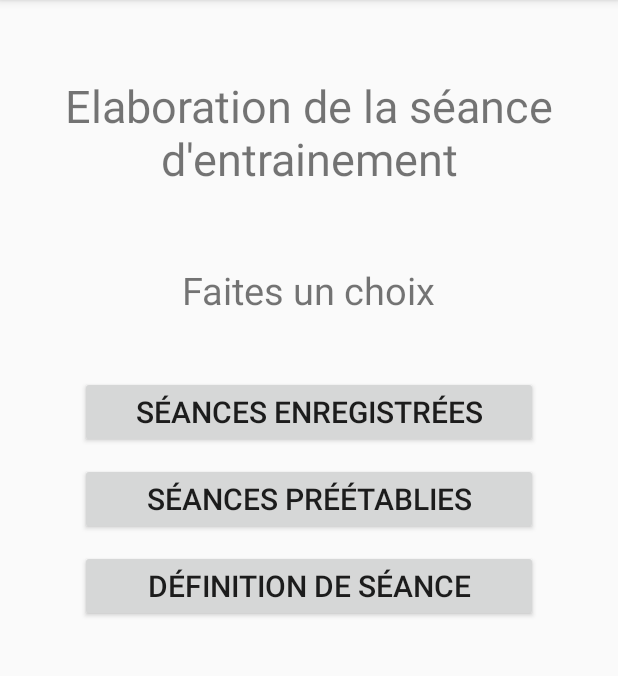
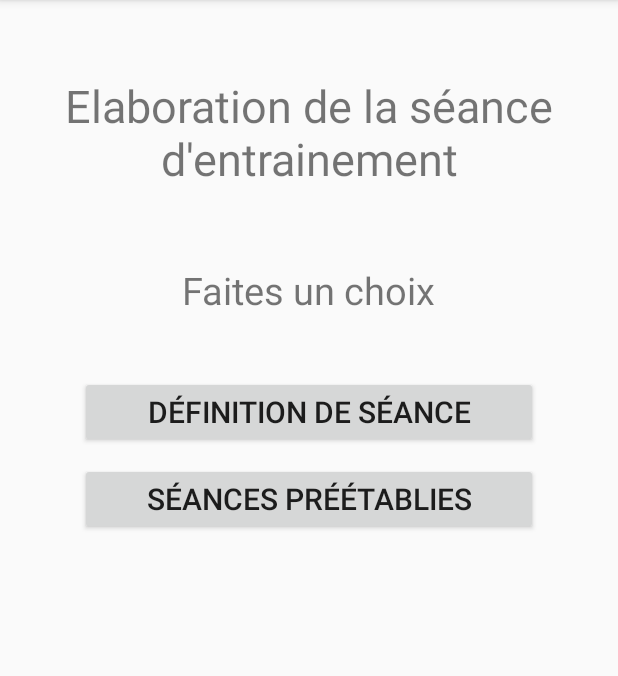
Before and after one commit to AlexandreLaurac/EFHI, an Android app: the screen it shows after launch (ChoixSeanceMenuActivity), after a tap on "COMMENCER", on a phone screen of 412 x 824 dp, the part 84-760 px from its top. Run offline under Robolectric (Android 15) with nearby library versions, the phone set to English and light mode, and no system bars; our stand-ins replace Room's generated code.

Commit message:
Commit de modification de la page de menu pour cacher les boutons de séances enregistrées ou de dernière séance si pas de données en base

```diff
--- a/app/src/main/java/com/example/efhi/Activites/ChoixSeanceMenuActivity.java
+++ b/app/src/main/java/com/example/efhi/Activites/ChoixSeanceMenuActivity.java
@@ -29,53 +29,62 @@ public class ChoixSeanceMenuActivity extends AppCompatActivity {
 
     // Attributs
     private DatabaseClient cbdd ;
-    private Button boutonDerniereSeance ;
     private Seance derniereSeance ;
+    private boolean existSeancesEnregistrees ;
+
 
     @Override
     protected void onCreate (Bundle savedInstanceState) {
         super.onCreate(savedInstanceState) ;
         setContentView (R.layout.activity_choix_seance_menu) ;
 
-        // Récupération du bouton "dernière séance"
-        boutonDerniereSeance = findViewById (R.id.activity_choix_seance_menu_bouton_derniere_seance) ;
+        // Existence de séances enregistrées ou non
+        existSeancesEnregistrees = false ;
 
         // Récupération de l'instance du Databaseclient
         cbdd = DatabaseClient.getInstance(getApplicationContext()) ;
 
         // Vérification de l'existence d'un enregistrement de la précédente séance
-        verifLastExists() ;
+        verifExistenceSeances() ;
     }
 
 
-    private void verifLastExists() {
+    private void verifExistenceSeances() {
 
-        // Classe asynchrone permettant de récupérer la dernière séance, si elle existe, et d'afficher le bouton de l'activité associée
+        // Classe asynchrone permettant de récupérer les séances enregistrées par l'utilisateur et la dernière séance, si elles existent, et d'afficher le bouton des activités associées
         class GetLast extends AsyncTask<Void, Void, List<Seance>> {
 
             @Override
             protected List<Seance> doInBackground (Void... voids) {
+
+                // Séances enregistrées par l'utilisateur
+                List<Seance> seancesEnregistrees = cbdd.getAppDatabase().seanceDao().getCategorie("utilisateur") ;
+                if (seancesEnregistrees.size() > 0) {
+                    existSeancesEnregistrees = true ;
+                }
+
+                // Dernière séance
                 List<Seance> lasts = cbdd.getAppDatabase().seanceDao().getCategorie("last") ;
-
-                //long nbOfElements = cbdd.getAppDatabase().seanceDao().getNbOfElements() ;
-                //LOGGER.log(Level.INFO, "ChoixSeanceMenuActivity, nombre d'éléments : " + nbOfElements) ;
-
                 return lasts ;
             }
 
             @Override
-            protected void onPostExecute(List<Seance> lasts) {
+            protected void onPostExecute (List<Seance> lasts) {
                 super.onPostExecute(lasts) ;
 
+                // Post traitements concernant la dernière séance
+                if (existSeancesEnregistrees) {
+                    findViewById(R.id.activity_choix_seance_menu_bouton_seances_enregistrees).setVisibility(View.VISIBLE) ;
+                }
+
+                // Post traitements concernant la dernière séance
                 if (lasts.size() == 0) { // Il n'y a pas d'enregistrement dont la catégorie est 'last' dans la BDD
                     ((MonApplication) ChoixSeanceMenuActivity.this.getApplication()).setLastExists(false) ;
-                    boutonDerniereSeance.setVisibility(View.INVISIBLE) ;  // On cache le bouton permettant d'accéder à l'activité affichant les paramètres de la dernière séance
                 }
                 else {
                     ((MonApplication) ChoixSeanceMenuActivity.this.getApplication()).setLastExists(true) ;
-                    boutonDerniereSeance.setVisibility(View.VISIBLE) ;
+                    findViewById(R.id.activity_choix_seance_menu_bouton_derniere_seance).setVisibility(View.VISIBLE) ;
                     derniereSeance = lasts.get(0) ;
-                    // LOGGER.log(Level.INFO, "Id de la séance récupérée : " + derniereSeance.getId()) ;
                 }
             }
         }
@@ -86,8 +95,8 @@ public class ChoixSeanceMenuActivity extends AppCompatActivity {
     }
 
 
-    public void clicBoutonSeancesEnregistrees (View view) {
-        Intent intention = new Intent (ChoixSeanceMenuActivity.this, ChoixSeanceEnregistreesActivity.class) ;
+    public void clicBoutonDefinirSeance (View view) {
+        Intent intention = new Intent (ChoixSeanceMenuActivity.this, ChoixSeanceDefinitionActivity.class) ;
         startActivity (intention) ;
     }
 
@@ -96,8 +105,8 @@ public class ChoixSeanceMenuActivity extends AppCompatActivity {
         startActivity (intention) ;
     }
 
-    public void clicBoutonDefinirSeance (View view) {
-        Intent intention = new Intent (ChoixSeanceMenuActivity.this, ChoixSeanceDefinitionActivity.class) ;
+    public void clicBoutonSeancesEnregistrees (View view) {
+        Intent intention = new Intent (ChoixSeanceMenuActivity.this, ChoixSeanceEnregistreesActivity.class) ;
         startActivity (intention) ;
     }
 
--- a/app/src/main/java/com/example/efhi/Modele/BDD/DatabaseClient.java
+++ b/app/src/main/java/com/example/efhi/Modele/BDD/DatabaseClient.java
@@ -50,9 +50,9 @@ public class DatabaseClient {
         // Requêtes d'insertion initiales
         db.execSQL("INSERT INTO seance (tpsPreparation, nbSequences, nbCycles, tpsTravail, tpsRepos, tpsReposLong, categorie, titre) VALUES (5, 3, 2, 5, 4, 6, \"preset\", \"séance test\") ;") ;
         db.execSQL("INSERT INTO seance (tpsPreparation, nbSequences, nbCycles, tpsTravail, tpsRepos, tpsReposLong, categorie, titre) VALUES (10, 4, 3, 10, 2, 15, \"preset\", \"warrior\") ;") ;
-        db.execSQL("INSERT INTO seance (tpsPreparation, nbSequences, nbCycles, tpsTravail, tpsRepos, tpsReposLong, categorie, titre) VALUES (2, 1, 2, 5, 4, 6, \"utilisateur\", \"Séance facile\") ;") ;
-        db.execSQL("INSERT INTO seance (tpsPreparation, nbSequences, nbCycles, tpsTravail, tpsRepos, tpsReposLong, categorie, titre) VALUES (5, 2, 3, 10, 3, 5, \"utilisateur\", \"Séance difficile\") ;") ;
-        db.execSQL("INSERT INTO seance (tpsPreparation, nbSequences, nbCycles, tpsTravail, tpsRepos, tpsReposLong, categorie, titre) VALUES (1, 1, 1, 1, 1, 1, \"utilisateur\", \"\") ;") ;
+        //db.execSQL("INSERT INTO seance (tpsPreparation, nbSequences, nbCycles, tpsTravail, tpsRepos, tpsReposLong, categorie, titre) VALUES (2, 1, 2, 5, 4, 6, \"utilisateur\", \"Séance facile\") ;") ;
+        //db.execSQL("INSERT INTO seance (tpsPreparation, nbSequences, nbCycles, tpsTravail, tpsRepos, tpsReposLong, categorie, titre) VALUES (5, 2, 3, 10, 3, 5, \"utilisateur\", \"Séance difficile\") ;") ;
+        //db.execSQL("INSERT INTO seance (tpsPreparation, nbSequences, nbCycles, tpsTravail, tpsRepos, tpsReposLong, categorie, titre) VALUES (1, 1, 1, 1, 1, 1, \"utilisateur\", \"\") ;") ;
         //db.execSQL("INSERT INTO seance (tpsPreparation, nbSequences, nbCycles, tpsTravail, tpsRepos, tpsReposLong, categorie, titre) VALUES (10, 4, 3, 10, 2, 15, \"last\", \"\") ;") ;
         //db.execSQL("INSERT INTO seance (tpsPreparation, nbSequences, nbCycles, tpsTravail, tpsRepos, tpsReposLong, categorie, titre) VALUES (1, 0, 0, 0, 0, 0, \"last\", \"\") ;") ;
 
--- a/app/src/main/res/layout/activity_choix_seance_menu.xml
+++ b/app/src/main/res/layout/activity_choix_seance_menu.xml
@@ -20,8 +20,8 @@
     <TextView
         android:layout_width="wrap_content"
         android:layout_height="wrap_content"
+        android:layout_gravity="center"
         android:layout_marginTop="50dp"
-        android:layout_gravity="center"
         android:text="Faites un choix"
         android:textSize="25sp"/>
 
@@ -33,15 +33,15 @@
         android:orientation="vertical">
 
         <Button
-            android:id="@+id/activity_choix_seance_menu_bouton_seances_enregistrees"
+            android:id="@+id/activity_choix_seance_menu_bouton_definition"
             android:layout_width="305dp"
             android:layout_height="wrap_content"
             android:layout_gravity="center"
             android:paddingTop="7dp"
             android:paddingBottom="7dp"
-            android:text="Séances enregistrées"
+            android:text="Définition de séance"
             android:textSize="20sp"
-            android:onClick="clicBoutonSeancesEnregistrees"/>
+            android:onClick="clicBoutonDefinirSeance" />
 
         <Button
             android:id="@+id/activity_choix_seance_menu_bouton_presets"
@@ -56,17 +56,17 @@
             android:onClick="clicBoutonPresets"/>
 
         <Button
-            android:id="@+id/activity_choix_seance_menu_bouton_definition"
+            android:id="@+id/activity_choix_seance_menu_bouton_seances_enregistrees"
             android:layout_width="305dp"
             android:layout_height="wrap_content"
             android:layout_gravity="center"
             android:layout_marginTop="10dp"
             android:paddingTop="7dp"
             android:paddingBottom="7dp"
-            android:text="Définition de séance"
+            android:text="Séances enregistrées"
             android:textSize="20sp"
-            android:onClick="clicBoutonDefinirSeance"
-            tools:ignore="TextContrastCheck" />
+            android:onClick="clicBoutonSeancesEnregistrees"
+            android:visibility="gone"/>
 
         <Button
             android:id="@+id/activity_choix_seance_menu_bouton_derniere_seance"
@@ -78,7 +78,8 @@
             android:paddingBottom="7dp"
             android:text="Dernière séance"
             android:textSize="20sp"
-            android:onClick="clicBoutonDerniereSeance"/>
+            android:onClick="clicBoutonDerniereSeance"
+            android:visibility="gone"/>
 
     </LinearLayout>
 
```
